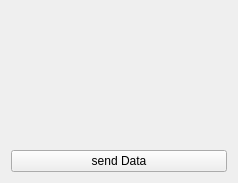
The window that 2017/MyProjects/MyClient/MyClient/myclient.ui (rsadhu/work) describes before a commit, drawn with Qt 5.
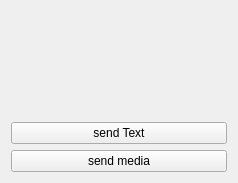
The same window after the commit.

What changed in the file:
```diff
--- a/2017/MyProjects/MyClient/MyClient/myclient.ui
+++ b/2017/MyProjects/MyClient/MyClient/myclient.ui
@@ -13,26 +13,40 @@
   <property name="windowTitle">
    <string>MyClient</string>
   </property>
+  <layout class="QGridLayout" name="gridLayout_2">
+   <item row="0" column="0">
   <layout class="QGridLayout" name="gridLayout">
    <item row="0" column="0">
-    <layout class="QVBoxLayout" name="verticalLayout">
-     <item>
       <widget class="QLabel" name="label">
        <property name="text">
         <string/>
        </property>
       </widget>
      </item>
+     <item row="1" column="0">
+      <layout class="QVBoxLayout" name="verticalLayout">
      <item>
       <widget class="QPushButton" name="pushButton">
        <property name="text">
-        <string>send Data</string>
+          <string>send Text</string>
        </property>
       </widget>
      </item>
+       <item>
+        <widget class="QPushButton" name="pushButton_2">
+         <property name="text">
+          <string>send media</string>
+         </property>
+        </widget>
+       </item>
     </layout>
    </item>
   </layout>
+   </item>
+  </layout>
+  <zorder>pushButton_2</zorder>
+  <zorder>pushButton_2</zorder>
+  <zorder>pushButton</zorder>
  </widget>
  <layoutdefault spacing="6" margin="11"/>
  <resources>
```
Lines whose indentation alone changed are shown as unchanged.
